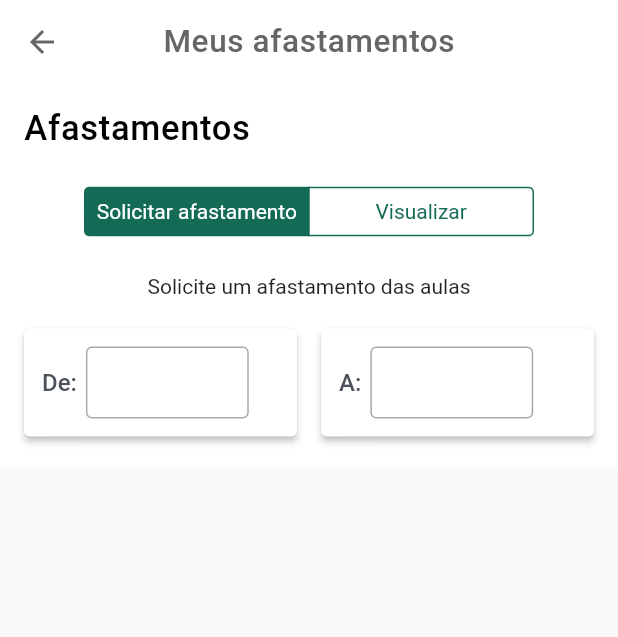
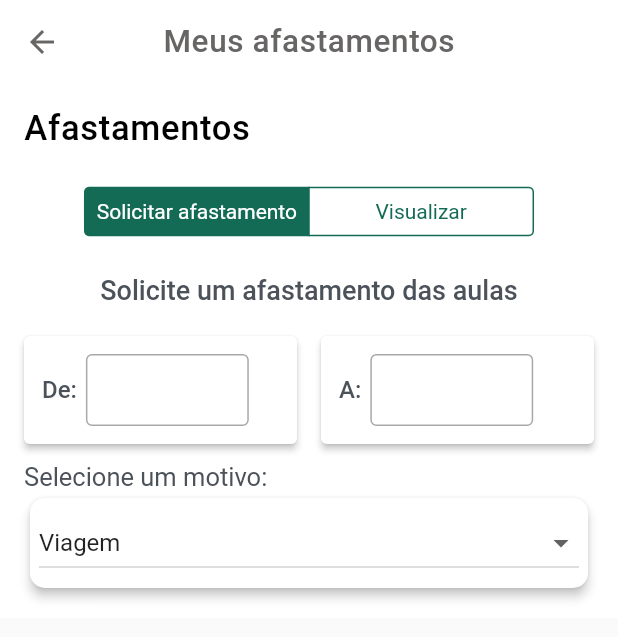
Before and after one commit to Chaicoo/carga-horaria-ifma-app, a Flutter app: the MyAbsencesScreen screen opened directly, on a phone screen of 412 x 824 dp. Shown: the top 637 px of the screen. Run offline on Flutter 3.47's test engine with Material 3 defaults, Android fonts, the phone set to English and light mode, and no system bars; our stand-ins replace percent_indicator; Roboto replaces fonts that are missing (Poppins).

Commit message:
feat: add custom select component

```diff
--- a/lib/components/card_progress.dart
+++ b/lib/components/card_progress.dart
@@ -106,7 +106,7 @@ class _ExpandingCardState extends State<ExpandingCardProgress> {
                   '${(progressPercent * 100).toStringAsFixed(1)}%',
                   style: const TextStyle(
                     fontSize: 12.0,
-                    color: Color.fromARGB(255, 61, 60, 60),
+                    color: Colors.white,
                   ),
                 ),
               ),
--- /dev/null
+++ b/lib/components/custom_select.dart
@@ -0,0 +1,59 @@
+import 'package:flutter/material.dart';
+
+class CustomSelect extends StatefulWidget {
+  final List<String> items;
+  final ValueChanged<String?> onChanged;
+
+  const CustomSelect({
+    Key? key,
+    required this.items,
+    required this.onChanged,
+  }) : super(key: key);
+
+  @override
+  _CustomSelectState createState() => _CustomSelectState();
+}
+
+class _CustomSelectState extends State<CustomSelect> {
+  late String selectedItem;
+
+  @override
+  void initState() {
+    super.initState();
+    selectedItem = widget.items.isNotEmpty ? widget.items[0] : '';
+  }
+
+  @override
+  Widget build(BuildContext context) {
+    return Card(
+      shape: RoundedRectangleBorder(
+        borderRadius: BorderRadius.circular(10.0),
+      ),
+      elevation: 3,
+      child: Padding(
+        padding: const EdgeInsets.all(6.0),
+        child: Column(
+          crossAxisAlignment: CrossAxisAlignment.start,
+          children: [
+            DropdownButton<String>(
+              isExpanded: true,
+              value: selectedItem,
+              onChanged: (String? value) {
+                setState(() {
+                  selectedItem = value!;
+                  widget.onChanged(value);
+                });
+              },
+              items: widget.items.map((String item) {
+                return DropdownMenuItem<String>(
+                  value: item,
+                  child: Text(item),
+                );
+              }).toList(),
+            ),
+          ],
+        ),
+      ),
+    );
+  }
+}
--- a/lib/components/input_date.dart
+++ b/lib/components/input_date.dart
@@ -35,7 +35,7 @@ class DateInputCard extends StatelessWidget {
                 ],
               ),
             ),
-            const SizedBox(width: 6), // Espaço entre o título e o TextFormField
+            const SizedBox(width: 6),
             Flexible(
               flex: 5,
               child: buildDateInputWidget(context),
--- a/lib/screens/my_absences.dart
+++ b/lib/screens/my_absences.dart
@@ -1,6 +1,9 @@
+// ignore_for_file: prefer_const_constructors, prefer_const_literals_to_create_immutables
+
 import 'package:flutter/material.dart';
 import 'package:flutter/cupertino.dart';
 import '../components/button.dart';
+import '../components/custom_select.dart';
 import '../components/input_date.dart';
 
 class MyAbsencesScreen extends StatefulWidget {
@@ -27,8 +30,8 @@ class _MyAbsencesScreenState extends State<MyAbsencesScreen> {
           crossAxisAlignment: CrossAxisAlignment.center,
           children: [
             Container(
-              margin: const EdgeInsets.only(top: 0.0),
-              child: const Text.rich(
+              margin: EdgeInsets.only(top: 0.0),
+              child: Text.rich(
                 TextSpan(
                   text: 'Meus afastamentos',
                   style: TextStyle(
@@ -47,7 +50,7 @@ class _MyAbsencesScreenState extends State<MyAbsencesScreen> {
         centerTitle: true,
         elevation: 0.0,
         backgroundColor: widget.useWhiteAppBar ? Colors.white : null,
-        iconTheme: const IconThemeData(color: Color(0xFF686565)),
+        iconTheme: IconThemeData(color: Color(0xFF686565)),
       ),
       body: SizedBox(
         height: MediaQuery.of(context).size.height - appBarHeight,
@@ -55,13 +58,13 @@ class _MyAbsencesScreenState extends State<MyAbsencesScreen> {
           child: Container(
             width: MediaQuery.of(context).size.width,
             color: Colors.white,
-            padding: const EdgeInsets.all(16.0),
+            padding: EdgeInsets.all(16.0),
             child: Column(
               crossAxisAlignment: CrossAxisAlignment.start,
               mainAxisAlignment:
                   MainAxisAlignment.center, // Center the entire column
               children: [
-                const Text(
+                Text(
                   'Afastamentos',
                   style: TextStyle(
                     color: Colors.black,
@@ -72,11 +75,11 @@ class _MyAbsencesScreenState extends State<MyAbsencesScreen> {
                     letterSpacing: 0.46,
                   ),
                 ),
-                const SizedBox(height: 26),
+                SizedBox(height: 26),
                 Align(
                   alignment: Alignment.center,
                   child: CupertinoSegmentedControl(
-                    children: const {
+                    children: {
                       0: Padding(
                         padding: EdgeInsets.all(8.0),
                         child: Align(
@@ -100,26 +103,64 @@ class _MyAbsencesScreenState extends State<MyAbsencesScreen> {
                     },
                   ),
                 ),
-                const SizedBox(height: 26),
+                SizedBox(height: 26),
                 Visibility(
                   visible: selectedSegment == 0,
-                  child: const Column(
+                  child: Column(
                     children: [
-                      Text('Solicite um afastamento das aulas'),
+                      Text(
+                        'Solicite um afastamento das aulas',
+                        style: const TextStyle(
+                          color: Color(0xFF4C525A),
+                          fontSize: 18,
+                          fontFamily: 'Poppins',
+                          fontWeight: FontWeight.w500,
+                          height: 0,
+                        ),
+                      ),
                       SizedBox(height: 16),
+                      Column(
+                        children: [
                           Row(
                             children: [
                               Expanded(
                                 flex: 3,
-                            child: DateInputCard(title: 'De:', type: 'initial'),
+                                child: DateInputCard(
+                                    title: 'De:', type: 'initial'),
                               ),
                               SizedBox(width: 16),
                               Expanded(
                                 flex: 3,
-                            child: DateInputCard(title: 'A:', type: 'final'),
+                                child:
+                                    DateInputCard(title: 'A:', type: 'final'),
                               ),
                             ],
                           ),
+                          Align(
+                            alignment: Alignment.topLeft,
+                            child: Container(
+                              margin: EdgeInsets.only(
+                                  top: 8.0),
+                              child: Text(
+                                "Selecione um motivo:",
+                                style: const TextStyle(
+                                  color: Color(0xFF4C525A),
+                                  fontSize: 17,
+                                  fontFamily: 'Poppins',
+                                  fontWeight: FontWeight.w400,
+                                  height: 0,
+                                ),
+                              ),
+                            ),
+                          ),
+                          CustomSelect(
+                            items: ['Viagem', 'Doença', 'Evento'],
+                            onChanged: (value) {
+                              // Lógica a ser executada quando um item for selecionado
+                            },
+                          ),
+                        ],
+                      )
                     ],
                   ),
                 ),
@@ -127,8 +168,8 @@ class _MyAbsencesScreenState extends State<MyAbsencesScreen> {
                   visible: selectedSegment == 1,
                   child: Column(
                     children: [
-                      const Text('Visualize seus afastamentos'),
-                      const SizedBox(height: 16),
+                      Text('Visualize seus afastamentos'),
+                      SizedBox(height: 16),
                       Button(
                         label: '2',
                         width: 100,
```
Lines whose indentation alone changed are shown as unchanged.
